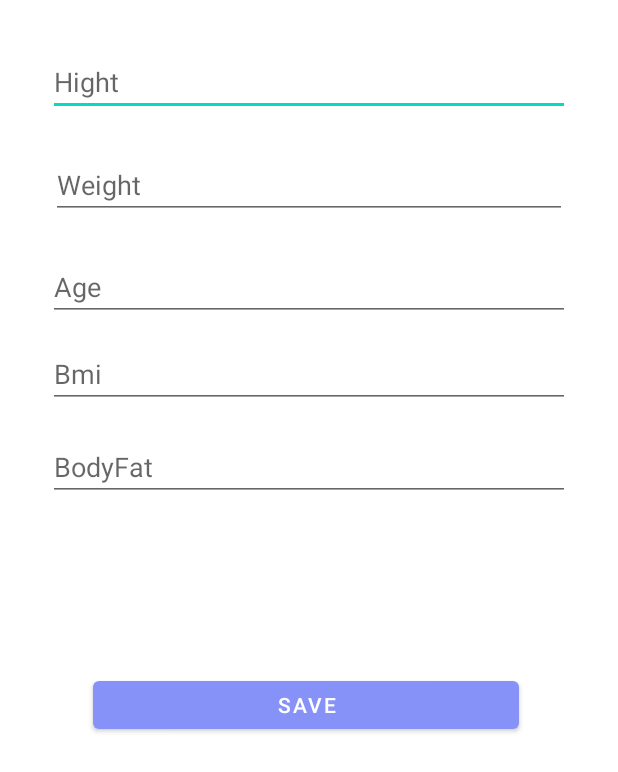
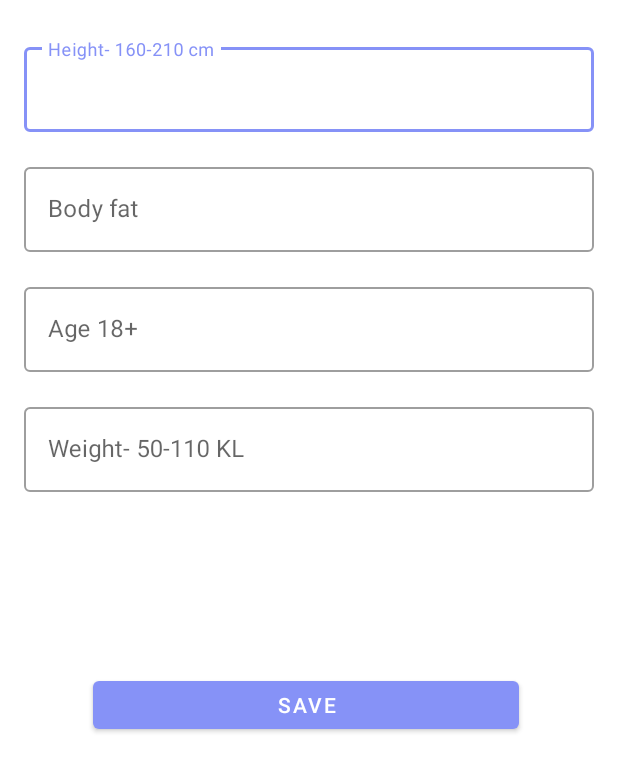
Before and after one commit to shilo111/MyApplication3, an Android app: the FirstTime screen opened directly, with no data from a screen before it, on a phone screen of 412 x 824 dp. Shown: the top 772 px of the screen. Run offline under Robolectric (Android 15) with nearby library versions, the phone set to English and light mode, and no system bars.

Commit message:
תיקונים

```diff
--- a/app/src/main/java/com/example/myapplication/FireBaseHandler.java
+++ b/app/src/main/java/com/example/myapplication/FireBaseHandler.java
@@ -11,7 +11,6 @@ import android.widget.Toast;
 
 import androidx.annotation.NonNull;
 
-import com.example.myapplication.ui.home.HomeFragment;
 import com.google.android.gms.tasks.OnCompleteListener;
 import com.google.android.gms.tasks.OnFailureListener;
 import com.google.android.gms.tasks.Task;
@@ -147,7 +146,7 @@ public class FireBaseHandler {
 
 
 
-    public static void setNewData(double height,int weight,int bmi, int bodyFat, double age){
+    public static void setNewData(double height, int weight, int bmi, int bodyFat, double age){
 
 
 
--- a/app/src/main/res/layout/activity_first_time.xml
+++ b/app/src/main/res/layout/activity_first_time.xml
@@ -14,70 +14,59 @@
         tools:layout_editor_absoluteX="0dp"
         tools:layout_editor_absoluteY="103dp">
 
-        <EditText
-            android:id="@+id/heightEditText"
-            android:layout_width="match_parent"
-            android:layout_height="wrap_content"
-            android:layout_alignParentStart="true"
-            android:layout_alignParentTop="true"
-            android:layout_alignParentEnd="true"
-            android:layout_marginStart="16dp"
-            android:layout_marginTop="16dp"
-            android:layout_marginEnd="16dp"
-            android:hint="Hight"
-            android:inputType="number" />
+<!--        <EditText-->
+<!--            android:id="@+id/heightEditText"-->
+<!--            android:layout_width="match_parent"-->
+<!--            android:layout_height="wrap_content"-->
+<!--            android:layout_alignParentStart="true"-->
+<!--            android:layout_alignParentTop="true"-->
+<!--            android:layout_alignParentEnd="true"-->
+<!--            android:layout_marginStart="16dp"-->
+<!--            android:layout_marginTop="16dp"-->
+<!--            android:layout_marginEnd="16dp"-->
+<!--            android:hint="Hight"-->
+<!--            android:inputType="number" />-->
 
-        <EditText
-            android:id="@+id/bodyFatEditText"
-            android:layout_width="match_parent"
-            android:layout_height="wrap_content"
-            android:layout_alignBottom="@+id/bmiEditText"
-            android:layout_alignParentStart="true"
-            android:layout_alignParentEnd="true"
-            android:layout_marginStart="16dp"
-            android:layout_marginEnd="16dp"
-            android:layout_marginBottom="-62dp"
-            android:hint="BodyFat"
-            android:inputType="number" />
+<!--        <EditText-->
+<!--            android:id="@+id/bodyFatEditText"-->
+<!--            android:layout_width="match_parent"-->
+<!--            android:layout_height="wrap_content"-->
+<!--            android:layout_alignBottom="@+id/ageEditText"-->
+<!--            android:layout_alignParentStart="true"-->
+<!--            android:layout_alignParentEnd="true"-->
+<!--            android:layout_marginStart="16dp"-->
+<!--            android:layout_marginEnd="16dp"-->
+<!--            android:layout_marginBottom="-62dp"-->
+<!--            android:hint="BodyFat"-->
+<!--            android:inputType="number" />-->
 
-        <EditText
-            android:id="@+id/bmiEditText"
-            android:layout_width="match_parent"
-            android:layout_height="wrap_content"
-            android:layout_alignBottom="@+id/ageEditText"
-            android:layout_alignParentStart="true"
-            android:layout_alignParentEnd="true"
-            android:layout_marginStart="16dp"
-            android:layout_marginEnd="16dp"
-            android:layout_marginBottom="-58dp"
-            android:hint="Bmi"
-            android:inputType="number" />
 
-        <EditText
-            android:id="@+id/ageEditText"
-            android:layout_width="match_parent"
-            android:layout_height="wrap_content"
-            android:layout_alignBottom="@+id/weightEditText"
-            android:layout_alignParentStart="true"
-            android:layout_alignParentEnd="true"
-            android:layout_marginStart="16dp"
-            android:layout_marginEnd="16dp"
-            android:layout_marginBottom="-68dp"
-            android:hint="Age"
-            android:inputType="number" />
 
-        <EditText
-            android:id="@+id/weightEditText"
-            android:layout_width="359dp"
-            android:layout_height="wrap_content"
-            android:layout_below="@+id/heightEditText"
-            android:layout_alignParentStart="true"
-            android:layout_alignParentEnd="true"
-            android:layout_marginStart="18dp"
-            android:layout_marginTop="23dp"
-            android:layout_marginEnd="18dp"
-            android:hint="Weight"
-            android:inputType="number" />
+<!--        <EditText-->
+<!--            android:id="@+id/ageEditText"-->
+<!--            android:layout_width="match_parent"-->
+<!--            android:layout_height="wrap_content"-->
+<!--            android:layout_alignBottom="@+id/weightEditText"-->
+<!--            android:layout_alignParentStart="true"-->
+<!--            android:layout_alignParentEnd="true"-->
+<!--            android:layout_marginStart="16dp"-->
+<!--            android:layout_marginEnd="16dp"-->
+<!--            android:layout_marginBottom="-68dp"-->
+<!--            android:hint="Age"-->
+<!--            android:inputType="number" />-->
+
+<!--        <EditText-->
+<!--            android:id="@+id/weightEditText"-->
+<!--            android:layout_width="359dp"-->
+<!--            android:layout_height="wrap_content"-->
+<!--            android:layout_below="@+id/heightEditText"-->
+<!--            android:layout_alignParentStart="true"-->
+<!--            android:layout_alignParentEnd="true"-->
+<!--            android:layout_marginStart="18dp"-->
+<!--            android:layout_marginTop="23dp"-->
+<!--            android:layout_marginEnd="18dp"-->
+<!--            android:hint="Weight"-->
+<!--            android:inputType="number" />-->
 
         <Button
             android:id="@+id/saveButton"
@@ -91,6 +80,74 @@
             android:layout_marginBottom="316dp"
             android:text="Save" />
 
+        <com.google.android.material.textfield.TextInputLayout
+            style="@style/Widget.MaterialComponents.TextInputLayout.OutlinedBox"
+            android:layout_width="match_parent"
+            android:layout_height="wrap_content"
+            android:layout_alignParentTop="true"
+            android:layout_marginTop="10dp">
+
+
+            <com.google.android.material.textfield.TextInputEditText
+                android:id="@+id/heightEditText"
+                android:layout_width="match_parent"
+                android:layout_height="wrap_content"
+                android:hint="Height- 160-210 cm"
+                android:inputType="number" />
+
+        </com.google.android.material.textfield.TextInputLayout>
+        <com.google.android.material.textfield.TextInputLayout
+            style="@style/Widget.MaterialComponents.TextInputLayout.OutlinedBox"
+            android:layout_width="match_parent"
+            android:layout_height="wrap_content"
+            android:layout_marginTop="90dp"
+            android:layout_alignParentTop="true"
+           >
+
+
+            <com.google.android.material.textfield.TextInputEditText
+                android:id="@+id/bodyFatEditText"
+                android:layout_width="match_parent"
+                android:layout_height="wrap_content"
+                android:hint="Body fat"
+                android:inputType="number" />
+
+        </com.google.android.material.textfield.TextInputLayout>
+
+        <com.google.android.material.textfield.TextInputLayout
+            style="@style/Widget.MaterialComponents.TextInputLayout.OutlinedBox"
+            android:layout_width="match_parent"
+            android:layout_height="wrap_content"
+            android:layout_alignParentTop="true"
+            android:layout_marginTop="170dp">
+
+
+            <com.google.android.material.textfield.TextInputEditText
+                android:id="@+id/ageEditText"
+                android:layout_width="match_parent"
+                android:layout_height="wrap_content"
+                android:hint="Age 18+"
+                android:inputType="number" />
+
+        </com.google.android.material.textfield.TextInputLayout>
+        <com.google.android.material.textfield.TextInputLayout
+            style="@style/Widget.MaterialComponents.TextInputLayout.OutlinedBox"
+            android:layout_width="match_parent"
+            android:layout_height="wrap_content"
+            android:layout_marginTop="250dp"
+            android:layout_alignParentTop="true"
+            >
+
+
+            <com.google.android.material.textfield.TextInputEditText
+                android:id="@+id/weightEditText"
+                android:layout_width="match_parent"
+                android:layout_height="wrap_content"
+                android:hint="Weight- 50-110 KL"
+                android:inputType="number" />
+
+        </com.google.android.material.textfield.TextInputLayout>
+
     </RelativeLayout>
 
 
--- a/app/src/main/res/layout/slider_layout.xml
+++ b/app/src/main/res/layout/slider_layout.xml
@@ -11,7 +11,7 @@
         android:layout_width="match_parent"
         android:layout_height="309dp"
         android:layout_marginTop="10dp"
-        android:src="@drawable/firs" />
+        android:src="@drawable/first1" />
 
     <TextView
         android:id="@+id/texttitle"
```
Also changed, not shown: app/src/main/java/com/example/myapplication/FirstTime.java (+133 -16 lines), app/src/main/java/com/example/myapplication/Register.java (+9 -1 lines), app/src/main/java/com/example/myapplication/ui/dashboard/DashboardFragment.java (+45 -59 lines), app/src/main/res/layout/activity_main.xml (+66 -115 lines), app/src/main/res/layout/activity_register.xml (+7 -13 lines), app/src/main/res/drawable/background2.jpg (added), app/src/main/res/drawable/cloriescount.jpg (deleted).
